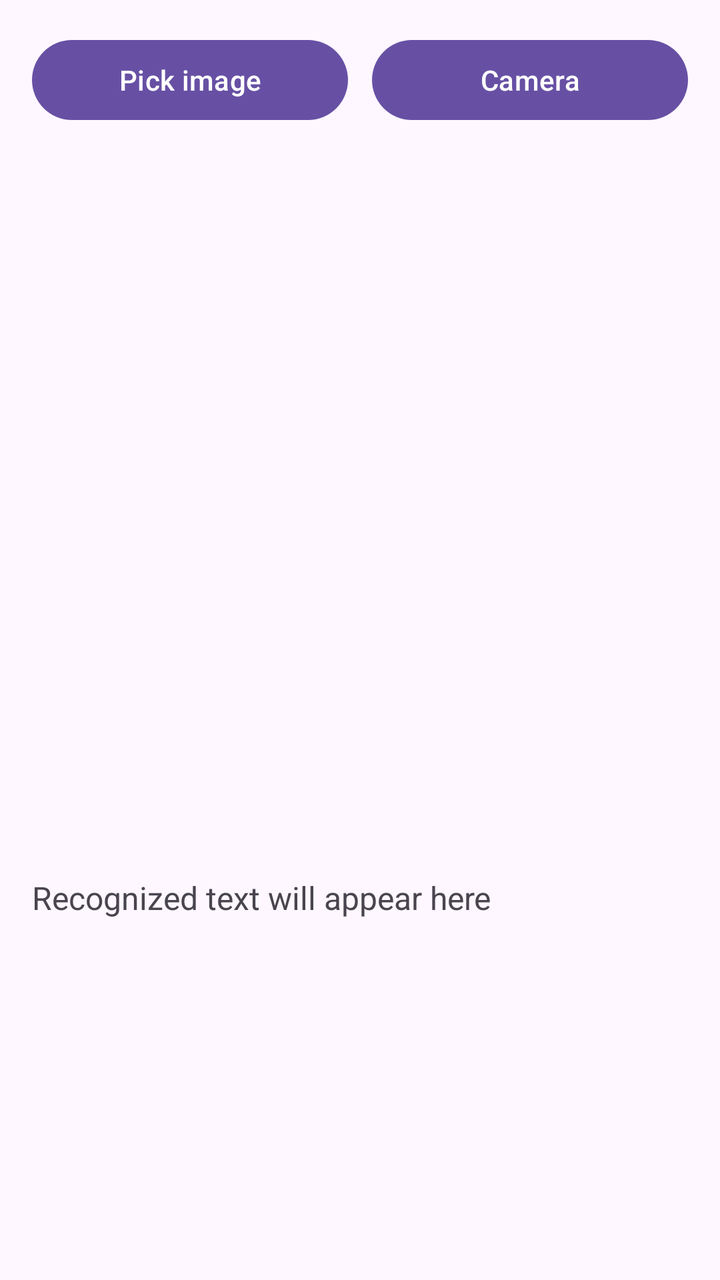
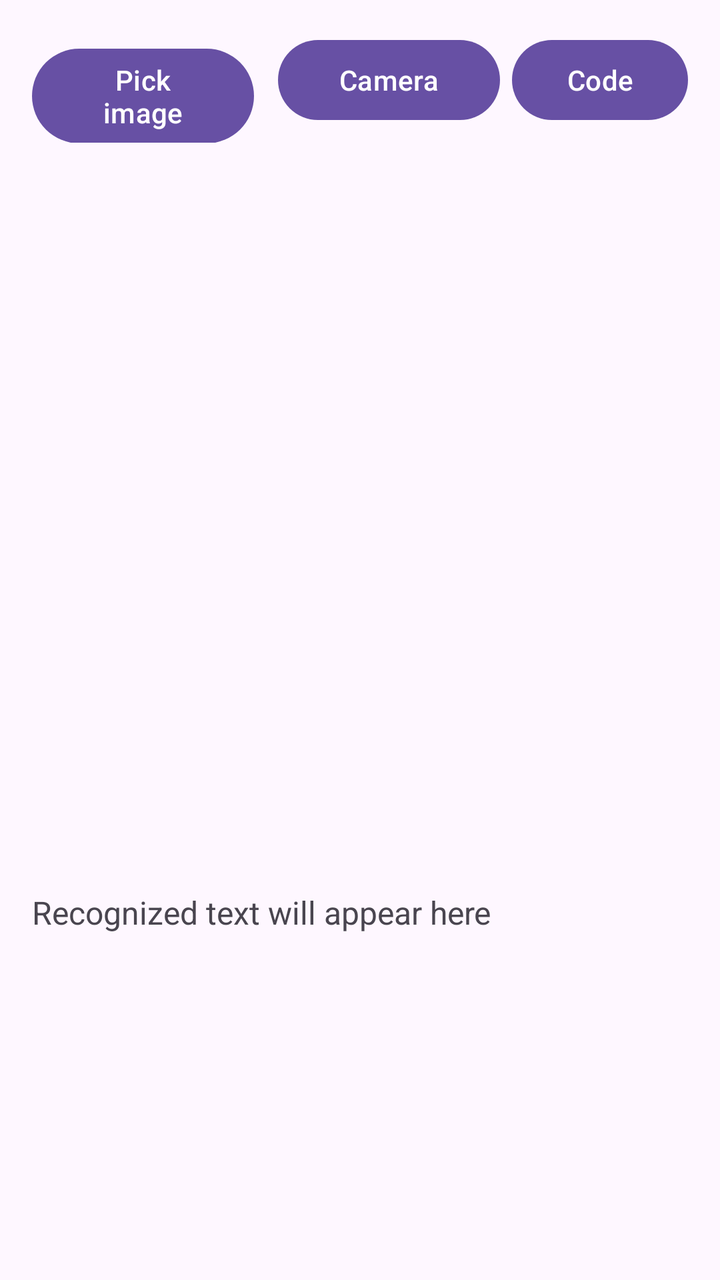

The first picture is an Android layout as it rendered before a commit; the second is the same layout after the commit. The layout source and the unified diff follow.
<!-- AndroidManifest.xml: application theme Theme.OcrDemo -->
<!-- res/layout/activity_main.xml -->
<?xml version="1.0" encoding="utf-8"?>
<LinearLayout xmlns:android="http://schemas.android.com/apk/res/android"
    android:layout_width="match_parent"
    android:layout_height="match_parent"
    android:orientation="vertical"
    android:padding="16dp">

    <LinearLayout
        android:layout_width="match_parent"
        android:layout_height="wrap_content"
        android:orientation="horizontal">

        <Button
            android:id="@+id/btnPick"
            android:layout_width="0dp"
            android:layout_height="wrap_content"
            android:layout_weight="1"
            android:layout_marginEnd="6dp"
            android:text="Pick image" />

        <Button
            android:id="@+id/btnCamera"
            android:layout_width="0dp"
            android:layout_height="wrap_content"
            android:layout_weight="1"
            android:layout_marginStart="6dp"
            android:text="Camera" />
    </LinearLayout>

    <FrameLayout
        android:layout_width="match_parent"
        android:layout_height="350dp"
        android:layout_marginTop="12dp">

        <ImageView
            android:id="@+id/imageView"
            android:layout_width="match_parent"
            android:layout_height="match_parent"
            android:scaleType="fitCenter" />

        <androidx.camera.view.PreviewView
            android:id="@+id/previewView"
            android:layout_width="match_parent"
            android:layout_height="match_parent"
            android:visibility="gone" />
    </FrameLayout>

    <ScrollView
        android:layout_width="match_parent"
        android:layout_height="0dp"
        android:layout_weight="1"
        android:layout_marginTop="12dp">

        <TextView
            android:id="@+id/tvResult"
            android:layout_width="match_parent"
            android:layout_height="wrap_content"
            android:text="Recognized text will appear here"
            android:textIsSelectable="true"
            android:textSize="16sp" />
    </ScrollView>
</LinearLayout>
<!-- resources referenced by this layout -->
<resources>
  <style name="Theme.OcrDemo" parent="Base.Theme.OcrDemo" />
  <style name="Base.Theme.OcrDemo" parent="Theme.Material3.DayNight.NoActionBar">
          
          
      </style>
</resources>

<!-- the commit's change to res/layout/activity_main.xml (unified diff, before → after) -->
@@ -25,6 +25,13 @@
             android:layout_weight="1"
             android:layout_marginStart="6dp"
             android:text="Camera" />
+
+        <Button
+            android:id="@+id/btnCode"
+            android:layout_width="wrap_content"
+            android:layout_height="wrap_content"
+            android:layout_marginStart="6dp"
+            android:text="Code" />
     </LinearLayout>
 
     <FrameLayout
